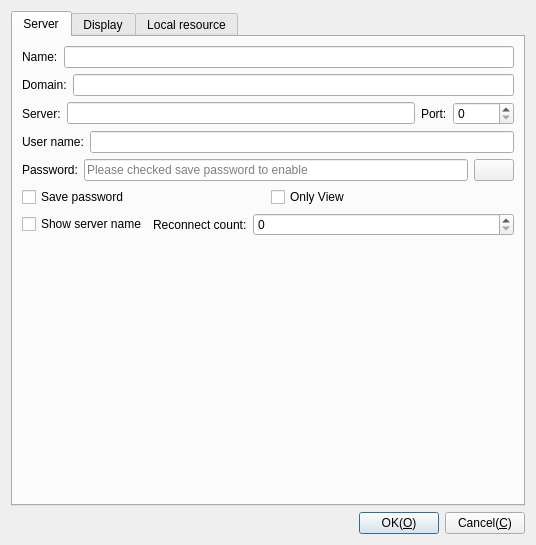
Old version of the form Plugins/FreeRDP/Client/DlgSetFreeRDP.ui in the repository KangLin/RabbitRemoteControl.
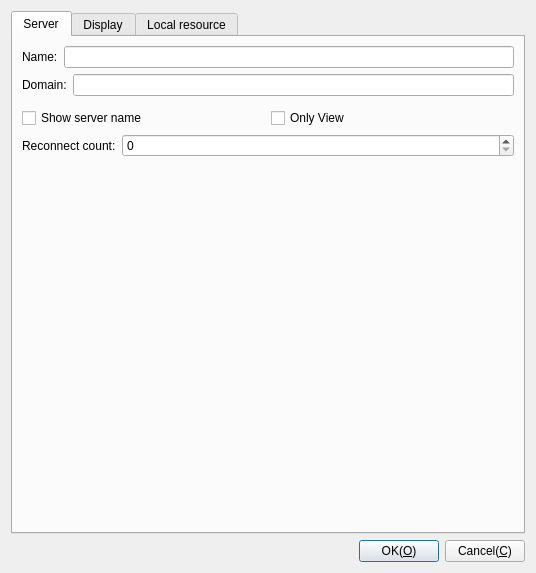
New version of the form. Icons and pictures are not drawn. Custom widgets are drawn as their Qt base class.

Commit message: Refactor parameter: Add CParameterUserUI and CParameterNetUI, refactor the parameters of FreeRDP

```diff
--- a/Plugins/FreeRDP/Client/DlgSetFreeRDP.ui
+++ b/Plugins/FreeRDP/Client/DlgSetFreeRDP.ui
@@ -7,7 +7,7 @@
     <x>0</x>
     <y>0</y>
     <width>536</width>
-    <height>545</height>
+    <height>573</height>
    </rect>
   </property>
   <property name="windowTitle">
@@ -62,69 +62,12 @@
        <string>Server</string>
       </attribute>
       <layout class="QGridLayout" name="gridLayout_2">
-       <item row="4" column="0">
-        <layout class="QHBoxLayout" name="horizontalLayout_2">
-         <item>
-          <widget class="QLabel" name="label_3">
-           <property name="text">
-            <string>Password:</string>
-           </property>
-          </widget>
-         </item>
-         <item>
-          <widget class="QLineEdit" name="lePassword">
-           <property name="toolTip">
-            <string>Please checked save password to enable</string>
-           </property>
-           <property name="inputMask">
-            <string/>
-           </property>
-           <property name="text">
-            <string/>
-           </property>
-           <property name="echoMode">
-            <enum>QLineEdit::Password</enum>
-           </property>
-           <property name="placeholderText">
-            <string>Please checked save password to enable</string>
-           </property>
-          </widget>
-         </item>
-         <item>
-          <widget class="QPushButton" name="pbShow">
-           <property name="toolTip">
-            <string>Menu: Tools→Settings→Client→Password-&gt;Enable view password</string>
-           </property>
-           <property name="text">
-            <string/>
-           </property>
-           <property name="icon">
-            <iconset theme="eye-on"/>
-           </property>
-          </widget>
-         </item>
-        </layout>
-       </item>
        <item row="3" column="0">
-        <layout class="QHBoxLayout" name="horizontalLayout">
-         <item>
-          <widget class="QLabel" name="label_2">
-           <property name="text">
-            <string>User name:</string>
-           </property>
-          </widget>
-         </item>
-         <item>
-          <widget class="QLineEdit" name="leUserName"/>
-         </item>
-        </layout>
-       </item>
-       <item row="5" column="0">
         <layout class="QHBoxLayout" name="horizontalLayout_7">
          <item>
-          <widget class="QCheckBox" name="cbSavePassword">
+          <widget class="QCheckBox" name="cbShowServerName">
            <property name="text">
-            <string>Save password</string>
+            <string>Show server name</string>
            </property>
           </widget>
          </item>
@@ -151,15 +94,45 @@
          </item>
         </layout>
        </item>
-       <item row="6" column="0">
+       <item row="5" column="0">
+        <spacer name="verticalSpacer">
+         <property name="orientation">
+          <enum>Qt::Vertical</enum>
+         </property>
+         <property name="sizeHint" stdset="0">
+          <size>
+           <width>20</width>
+           <height>40</height>
+          </size>
+         </property>
+        </spacer>
+       </item>
+       <item row="0" column="0">
+        <layout class="QHBoxLayout" name="horizontalLayout_11">
+         <item>
+          <widget class="QLabel" name="label_6">
+           <property name="text">
+            <string>Name:</string>
+           </property>
+          </widget>
+         </item>
+         <item>
+          <widget class="QLineEdit" name="leName">
+           <property name="toolTip">
+            <string>Connecter name</string>
+           </property>
+           <property name="statusTip">
+            <string>Connecter name</string>
+           </property>
+           <property name="whatsThis">
+            <string>Connecter name</string>
+           </property>
+          </widget>
+         </item>
+        </layout>
+       </item>
+       <item row="4" column="0">
         <layout class="QHBoxLayout" name="horizontalLayout_8">
-         <item>
-          <widget class="QCheckBox" name="cbShowServerName">
-           <property name="text">
-            <string>Show server name</string>
-           </property>
-          </widget>
-         </item>
          <item>
           <widget class="QLabel" name="label_8">
            <property name="sizePolicy">
@@ -198,73 +171,7 @@
         </layout>
        </item>
        <item row="2" column="0">
-        <layout class="QHBoxLayout" name="horizontalLayout_3">
-         <item>
-          <widget class="QLabel" name="label">
-           <property name="text">
-            <string>Server:</string>
-           </property>
-          </widget>
-         </item>
-         <item>
-          <widget class="QLineEdit" name="leServer">
-           <property name="text">
-            <string/>
-           </property>
-          </widget>
-         </item>
-         <item>
-          <widget class="QLabel" name="label_4">
-           <property name="text">
-            <string>Port:</string>
-           </property>
-          </widget>
-         </item>
-         <item>
-          <widget class="QSpinBox" name="spPort">
-           <property name="maximum">
-            <number>65536</number>
-           </property>
-          </widget>
-         </item>
-        </layout>
-       </item>
-       <item row="8" column="0">
-        <spacer name="verticalSpacer">
-         <property name="orientation">
-          <enum>Qt::Vertical</enum>
-         </property>
-         <property name="sizeHint" stdset="0">
-          <size>
-           <width>20</width>
-           <height>40</height>
-          </size>
-         </property>
-        </spacer>
-       </item>
-       <item row="0" column="0">
-        <layout class="QHBoxLayout" name="horizontalLayout_11">
-         <item>
-          <widget class="QLabel" name="label_6">
-           <property name="text">
-            <string>Name:</string>
-           </property>
-          </widget>
-         </item>
-         <item>
-          <widget class="QLineEdit" name="leName">
-           <property name="toolTip">
-            <string>Connecter name</string>
-           </property>
-           <property name="statusTip">
-            <string>Connecter name</string>
-           </property>
-           <property name="whatsThis">
-            <string>Connecter name</string>
-           </property>
-          </widget>
-         </item>
-        </layout>
+        <widget class="CParameterNetUI" name="wNet" native="true"/>
        </item>
       </layout>
      </widget>
@@ -531,6 +438,14 @@
    </item>
   </layout>
  </widget>
+ <customwidgets>
+  <customwidget>
+   <class>CParameterNetUI</class>
+   <extends>QWidget</extends>
+   <header location="global">ParameterNetUI.h</header>
+   <container>1</container>
+  </customwidget>
+ </customwidgets>
  <tabstops>
   <tabstop>leDomain</tabstop>
   <tabstop>leServer</tabstop>
```
Left out of the diff: 5 changed lines with no effect on the pictures. The commit also changes 16 other files.
